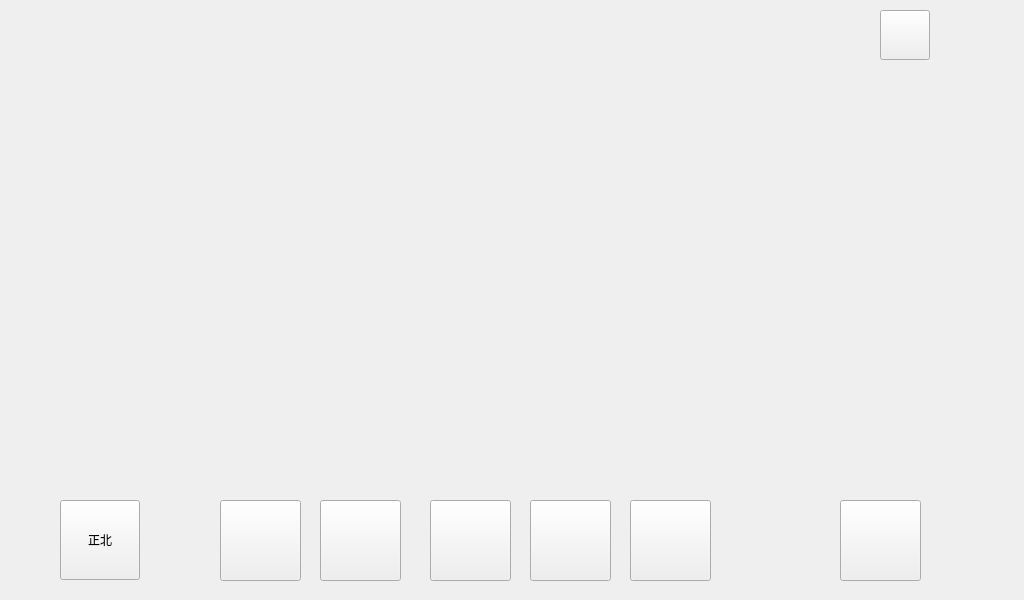
The window that main_desktop.ui (jjzhang166/DvrUI) describes before a commit, drawn with Qt 5.
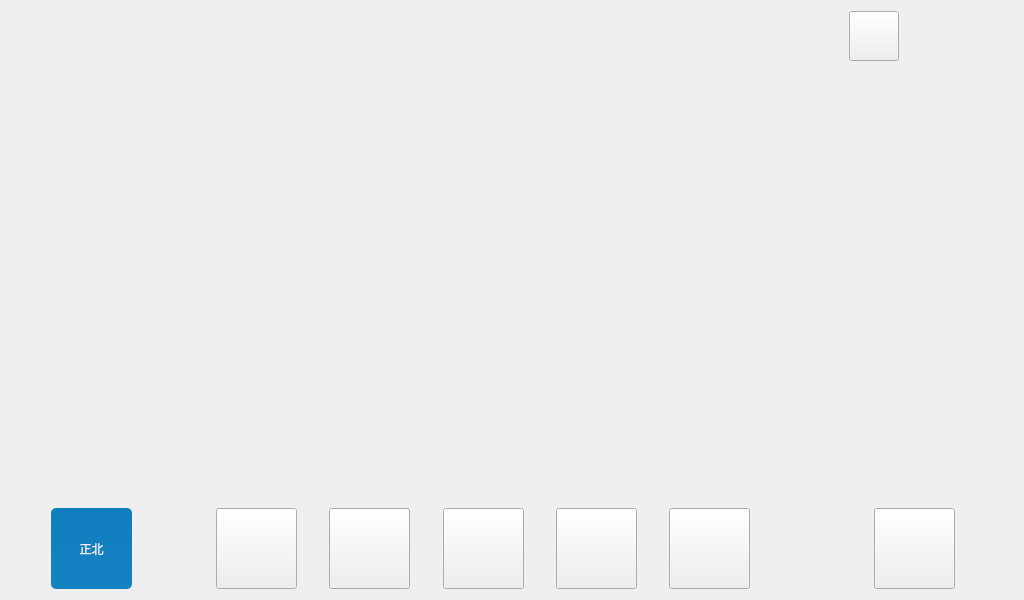
The same window after the commit. Icons and pictures are not drawn.

Commit message: qss improve the gui view

Diff of the .ui file:
```diff
--- a/main_desktop.ui
+++ b/main_desktop.ui
@@ -16,59 +16,304 @@
   <property name="styleSheet">
    <string notr="true"/>
   </property>
+  <layout class="QGridLayout" name="gridLayout_4">
+   <item row="0" column="0" colspan="2">
+    <layout class="QGridLayout" name="gridLayout_3" columnstretch="5,2,1">
+     <item row="0" column="0">
+      <spacer name="horizontalSpacer_9">
+       <property name="orientation">
+        <enum>Qt::Horizontal</enum>
+       </property>
+       <property name="sizeHint" stdset="0">
+        <size>
+         <width>598</width>
+         <height>20</height>
+        </size>
+       </property>
+      </spacer>
+     </item>
+     <item row="0" column="1">
+      <layout class="QGridLayout" name="gridLayout_2">
+       <item row="0" column="0">
+        <widget class="QLabel" name="time_Label">
+         <property name="sizePolicy">
+          <sizepolicy hsizetype="Preferred" vsizetype="Preferred">
+           <horstretch>0</horstretch>
+           <verstretch>0</verstretch>
+          </sizepolicy>
+         </property>
+         <property name="minimumSize">
+          <size>
+           <width>261</width>
+           <height>51</height>
+          </size>
+         </property>
+         <property name="maximumSize">
+          <size>
+           <width>261</width>
+           <height>51</height>
+          </size>
+         </property>
+         <property name="styleSheet">
+          <string notr="true">color:rgb(244, 255, 29);
+font: 75 14pt &quot;Courier 10 Pitch&quot;;
+</string>
+         </property>
+         <property name="text">
+          <string/>
+         </property>
+         <property name="alignment">
+          <set>Qt::AlignCenter</set>
+         </property>
+        </widget>
+       </item>
+       <item row="0" column="1">
+        <widget class="QPushButton" name="pushButton_8">
+         <property name="minimumSize">
+          <size>
+           <width>50</width>
+           <height>50</height>
+          </size>
+         </property>
+         <property name="maximumSize">
+          <size>
+           <width>50</width>
+           <height>50</height>
+          </size>
+         </property>
+         <property name="styleSheet">
+          <string notr="true">border-image:url(:/icon/gps.png)</string>
+         </property>
+         <property name="text">
+          <string/>
+         </property>
+        </widget>
+       </item>
+      </layout>
+     </item>
+     <item row="0" column="2">
+      <spacer name="horizontalSpacer_10">
+       <property name="orientation">
+        <enum>Qt::Horizontal</enum>
+       </property>
+       <property name="sizeHint" stdset="0">
+        <size>
+         <width>40</width>
+         <height>20</height>
+        </size>
+       </property>
+      </spacer>
+     </item>
+    </layout>
+   </item>
+   <item row="1" column="0">
+    <widget class="QLabel" name="cameraView">
+     <property name="sizePolicy">
+      <sizepolicy hsizetype="Expanding" vsizetype="Expanding">
+       <horstretch>0</horstretch>
+       <verstretch>0</verstretch>
+      </sizepolicy>
+     </property>
+     <property name="styleSheet">
+      <string notr="true">background-image:url(:/picture.png);</string>
+     </property>
+     <property name="text">
+      <string/>
+     </property>
+     <property name="alignment">
+      <set>Qt::AlignCenter</set>
+     </property>
+    </widget>
+   </item>
+   <item row="1" column="1">
+    <spacer name="verticalSpacer">
+     <property name="orientation">
+      <enum>Qt::Vertical</enum>
+     </property>
+     <property name="sizeHint" stdset="0">
+      <size>
+       <width>20</width>
+       <height>429</height>
+      </size>
+     </property>
+    </spacer>
+   </item>
+   <item row="2" column="0" colspan="2">
+    <layout class="QGridLayout" name="gridLayout">
+     <item row="0" column="0">
+      <spacer name="horizontalSpacer">
+       <property name="orientation">
+        <enum>Qt::Horizontal</enum>
+       </property>
+       <property name="sizeHint" stdset="0">
+        <size>
+         <width>40</width>
+         <height>20</height>
+        </size>
+       </property>
+      </spacer>
+     </item>
+     <item row="0" column="1">
   <widget class="QPushButton" name="compassButton">
-   <property name="geometry">
-    <rect>
-     <x>60</x>
-     <y>500</y>
-     <width>80</width>
-     <height>80</height>
-    </rect>
+       <property name="minimumSize">
+        <size>
+         <width>81</width>
+         <height>81</height>
+        </size>
+       </property>
+       <property name="maximumSize">
+        <size>
+         <width>81</width>
+         <height>81</height>
+        </size>
+       </property>
+       <property name="styleSheet">
+        <string notr="true">QPushButton{
+	border-style: none;
+	border: 0px;
+	color: #F0F0F0;
+	padding: 5px;	
+	border-radius:5px;
+	background: qlineargradient(spread:pad, x1:0, y1:0, x2:0, y2:1, stop:0 #0F7DBE, stop:1 #1582C3); 
+}
+
+.QPushButton[focusPolicy=&quot;0&quot;] {
+	border-style: none;
+	border: 0px;
+	color: #F0F0F0;
+	padding: 0px;	
+	border-radius:3px;
+	background: qlineargradient(spread:pad, x1:0, y1:0, x2:0, y2:1, stop:0 #0F7DBE, stop:1 #1582C3); 
+}
+
+.QPushButton:hover{ 
+	background: qlineargradient(spread:pad, x1:0, y1:0, x2:0, y2:1, stop:0 #50A3F0, stop:1 #489CEA);
+}
+
+.QPushButton:pressed{ 
+	background: qlineargradient(spread:pad, x1:0, y1:0, x2:0, y2:1, stop:0 #0F7DBE, stop:1 #1582C3);
+}</string>
    </property>
    <property name="text">
     <string>正北</string>
    </property>
   </widget>
+     </item>
+     <item row="0" column="2">
+      <spacer name="horizontalSpacer_2">
+       <property name="orientation">
+        <enum>Qt::Horizontal</enum>
+       </property>
+       <property name="sizeHint" stdset="0">
+        <size>
+         <width>78</width>
+         <height>20</height>
+        </size>
+       </property>
+      </spacer>
+     </item>
+     <item row="0" column="3">
   <widget class="QPushButton" name="cameraButton">
-   <property name="geometry">
-    <rect>
-     <x>220</x>
-     <y>500</y>
+       <property name="minimumSize">
+        <size>
      <width>81</width>
      <height>81</height>
-    </rect>
+        </size>
+       </property>
+       <property name="maximumSize">
+        <size>
+         <width>81</width>
+         <height>81</height>
+        </size>
    </property>
    <property name="styleSheet">
-    <string notr="true">background-image:url(:/camera.png)</string>
+        <string notr="true">QPushButton:hover{ 
+	background: qlineargradient(spread:pad, x1:0, y1:0, x2:0, y2:1, stop:0 #50A3F0, stop:1 #489CEA);
+}
+
+QPushButton:pressed{ 
+	background: qlineargradient(spread:pad, x1:0, y1:0, x2:0, y2:1, stop:0 #0F7DBE, stop:1 #1582C3);
+}
+QPushButton{
+border-image:url(:/icon/camera.png)
+}
+</string>
    </property>
    <property name="text">
     <string/>
    </property>
   </widget>
+     </item>
+     <item row="0" column="4">
+      <spacer name="horizontalSpacer_3">
+       <property name="orientation">
+        <enum>Qt::Horizontal</enum>
+       </property>
+       <property name="sizeHint" stdset="0">
+        <size>
+         <width>18</width>
+         <height>20</height>
+        </size>
+       </property>
+      </spacer>
+     </item>
+     <item row="0" column="5">
   <widget class="QPushButton" name="lockButton">
-   <property name="geometry">
-    <rect>
-     <x>320</x>
-     <y>500</y>
+       <property name="minimumSize">
+        <size>
      <width>81</width>
      <height>81</height>
-    </rect>
+        </size>
+       </property>
+       <property name="maximumSize">
+        <size>
+         <width>81</width>
+         <height>81</height>
+        </size>
    </property>
    <property name="styleSheet">
-    <string notr="true">background-image:url(:/lock.png)</string>
+        <string notr="true">QPushButton:hover{ 
+	background: qlineargradient(spread:pad, x1:0, y1:0, x2:0, y2:1, stop:0 #50A3F0, stop:1 #489CEA);
+}
+
+QPushButton:pressed{ 
+	background: qlineargradient(spread:pad, x1:0, y1:0, x2:0, y2:1, stop:0 #0F7DBE, stop:1 #1582C3);
+}
+QPushButton{
+border-image:url(:/icon/lock.png)
+}</string>
    </property>
    <property name="text">
     <string/>
    </property>
   </widget>
+     </item>
+     <item row="0" column="6">
+      <spacer name="horizontalSpacer_4">
+       <property name="orientation">
+        <enum>Qt::Horizontal</enum>
+       </property>
+       <property name="sizeHint" stdset="0">
+        <size>
+         <width>18</width>
+         <height>20</height>
+        </size>
+       </property>
+      </spacer>
+     </item>
+     <item row="0" column="7">
   <widget class="QPushButton" name="recordButton">
-   <property name="geometry">
-    <rect>
-     <x>430</x>
-     <y>500</y>
+       <property name="minimumSize">
+        <size>
      <width>81</width>
      <height>81</height>
-    </rect>
+        </size>
+       </property>
+       <property name="maximumSize">
+        <size>
+         <width>81</width>
+         <height>81</height>
+        </size>
    </property>
    <property name="styleSheet">
     <string notr="true">background-image:url(:/record.png)</string>
@@ -77,14 +322,33 @@
     <string/>
    </property>
   </widget>
+     </item>
+     <item row="0" column="8">
+      <spacer name="horizontalSpacer_5">
+       <property name="orientation">
+        <enum>Qt::Horizontal</enum>
+       </property>
+       <property name="sizeHint" stdset="0">
+        <size>
+         <width>18</width>
+         <height>20</height>
+        </size>
+       </property>
+      </spacer>
+     </item>
+     <item row="0" column="9">
   <widget class="QPushButton" name="setFirstButton">
-   <property name="geometry">
-    <rect>
-     <x>530</x>
-     <y>500</y>
+       <property name="minimumSize">
+        <size>
      <width>81</width>
      <height>81</height>
-    </rect>
+        </size>
+       </property>
+       <property name="maximumSize">
+        <size>
+         <width>81</width>
+         <height>81</height>
+        </size>
    </property>
    <property name="styleSheet">
     <string notr="true">background-image:url(:/setting.png)</string>
@@ -93,14 +357,33 @@
     <string/>
    </property>
   </widget>
+     </item>
+     <item row="0" column="10">
+      <spacer name="horizontalSpacer_6">
+       <property name="orientation">
+        <enum>Qt::Horizontal</enum>
+       </property>
+       <property name="sizeHint" stdset="0">
+        <size>
+         <width>18</width>
+         <height>20</height>
+        </size>
+       </property>
+      </spacer>
+     </item>
+     <item row="0" column="11">
   <widget class="QPushButton" name="movieButton">
-   <property name="geometry">
-    <rect>
-     <x>630</x>
-     <y>500</y>
+       <property name="minimumSize">
+        <size>
      <width>81</width>
      <height>81</height>
-    </rect>
+        </size>
+       </property>
+       <property name="maximumSize">
+        <size>
+         <width>81</width>
+         <height>81</height>
+        </size>
    </property>
    <property name="styleSheet">
     <string notr="true">background-image:url(:/movie1.png)</string>
@@ -109,74 +392,58 @@
     <string/>
    </property>
   </widget>
+     </item>
+     <item row="0" column="12">
+      <spacer name="horizontalSpacer_7">
+       <property name="orientation">
+        <enum>Qt::Horizontal</enum>
+       </property>
+       <property name="sizeHint" stdset="0">
+        <size>
+         <width>118</width>
+         <height>20</height>
+        </size>
+       </property>
+      </spacer>
+     </item>
+     <item row="0" column="13">
   <widget class="QPushButton" name="camera_change_Button">
-   <property name="geometry">
-    <rect>
-     <x>840</x>
-     <y>500</y>
+       <property name="minimumSize">
+        <size>
      <width>81</width>
      <height>81</height>
-    </rect>
-   </property>
-   <property name="styleSheet">
-    <string notr="true">background-image:url(:/change.png)</string>
-   </property>
-   <property name="text">
-    <string/>
-   </property>
-  </widget>
-  <widget class="QPushButton" name="pushButton_8">
-   <property name="geometry">
-    <rect>
-     <x>880</x>
-     <y>10</y>
-     <width>50</width>
-     <height>50</height>
-    </rect>
-   </property>
-   <property name="text">
-    <string/>
-   </property>
-  </widget>
-  <widget class="QLabel" name="time_Label">
-   <property name="geometry">
-    <rect>
-     <x>629</x>
-     <y>10</y>
-     <width>241</width>
-     <height>51</height>
-    </rect>
-   </property>
+        </size>
+       </property>
+       <property name="maximumSize">
+        <size>
+         <width>81</width>
+         <height>81</height>
+        </size>
+       </property>
    <property name="styleSheet">
-    <string notr="true">color:rgb(244, 255, 29);
-font: 75 14pt &quot;Courier 10 Pitch&quot;;</string>
+        <string notr="true">border-image:url(:/icon/Switch_Camera.png)</string>
    </property>
    <property name="text">
     <string/>
    </property>
   </widget>
-  <widget class="QLabel" name="cameraView">
-   <property name="geometry">
-    <rect>
-     <x>120</x>
-     <y>60</y>
-     <width>371</width>
-     <height>231</height>
-    </rect>
-   </property>
-   <property name="sizePolicy">
-    <sizepolicy hsizetype="Expanding" vsizetype="Expanding">
-     <horstretch>0</horstretch>
-     <verstretch>0</verstretch>
-    </sizepolicy>
-   </property>
-   <property name="styleSheet">
-    <string notr="true">background-image:url(:/picture.png);</string>
-   </property>
-   <property name="text">
-    <string/>
-   </property>
-  </widget>
+     </item>
+     <item row="0" column="14">
+      <spacer name="horizontalSpacer_8">
+       <property name="orientation">
+        <enum>Qt::Horizontal</enum>
+       </property>
+       <property name="sizeHint" stdset="0">
+        <size>
+         <width>58</width>
+         <height>20</height>
+        </size>
+       </property>
+      </spacer>
+     </item>
+    </layout>
+   </item>
+  </layout>
   <zorder>cameraView</zorder>
   <zorder>compassButton</zorder>
   <zorder>cameraButton</zorder>
```
Left out of the diff: 17 changed lines with no effect on the pictures. Lines whose indentation alone changed are shown as unchanged. The commit also changes 54 other files.
